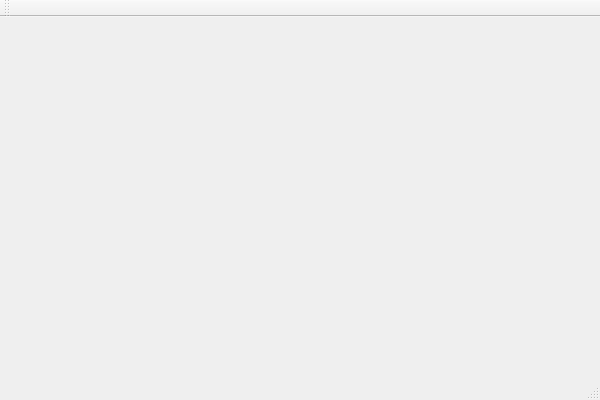
The window that Editor/EditorContainer.ui (hamfirst/StormBrewerEngine) describes before a commit, drawn with Qt 5.
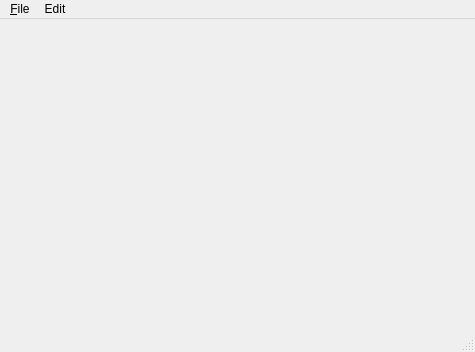
The same window after the commit.

What changed in the file:
```diff
--- a/Editor/EditorContainer.ui
+++ b/Editor/EditorContainer.ui
@@ -6,8 +6,8 @@
    <rect>
     <x>0</x>
     <y>0</y>
-    <width>600</width>
-    <height>400</height>
+    <width>475</width>
+    <height>352</height>
    </rect>
   </property>
   <property name="windowTitle">
@@ -19,18 +19,34 @@
     <rect>
      <x>0</x>
      <y>0</y>
-     <width>600</width>
+     <width>475</width>
      <height>21</height>
     </rect>
    </property>
-  </widget>
-  <widget class="QToolBar" name="mainToolBar">
-   <attribute name="toolBarArea">
-    <enum>TopToolBarArea</enum>
-   </attribute>
-   <attribute name="toolBarBreak">
-    <bool>false</bool>
-   </attribute>
+   <widget class="QMenu" name="menu_File">
+    <property name="title">
+     <string>&amp;File</string>
+    </property>
+    <widget class="QMenu" name="menu_New">
+     <property name="title">
+      <string>&amp;New</string>
+     </property>
+    </widget>
+    <addaction name="menu_New"/>
+    <addaction name="action_Open"/>
+    <addaction name="action_Save"/>
+    <addaction name="separator"/>
+    <addaction name="action_Quit"/>
+   </widget>
+   <widget class="QMenu" name="menuEdit">
+    <property name="title">
+     <string>Edit</string>
+    </property>
+    <addaction name="action_Undo"/>
+    <addaction name="action_Redo"/>
+   </widget>
+   <addaction name="menu_File"/>
+   <addaction name="menuEdit"/>
   </widget>
   <widget class="QStatusBar" name="statusBar"/>
  </widget>
```
Left out of the diff: 30 changed lines with no effect on the pictures.
